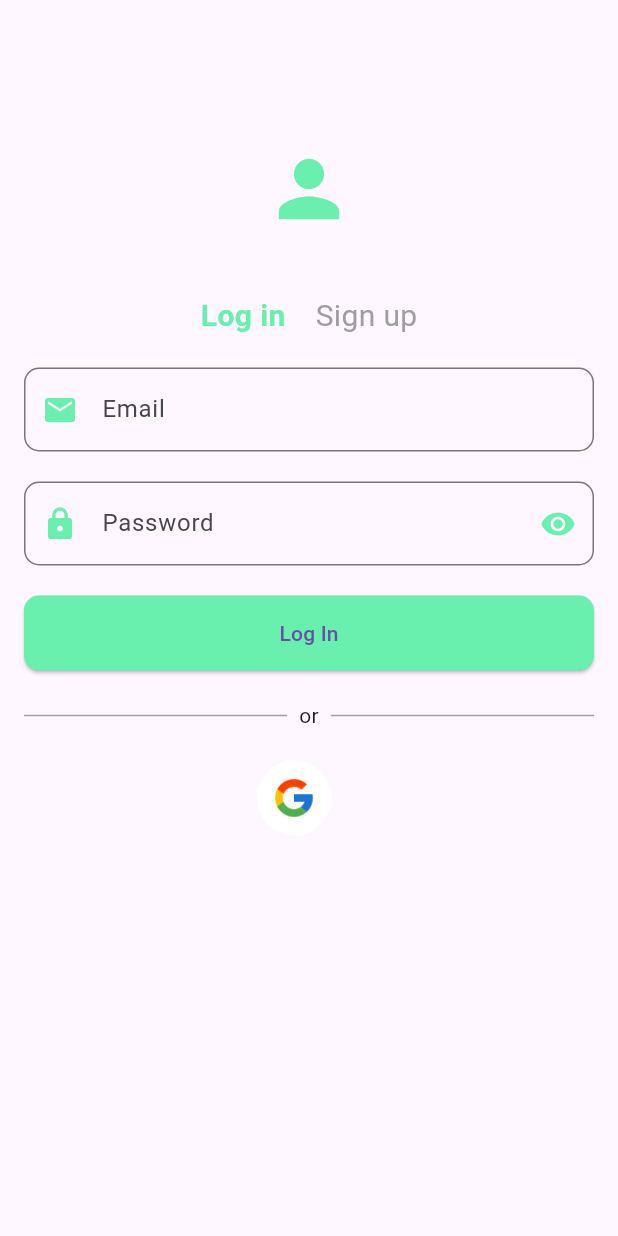
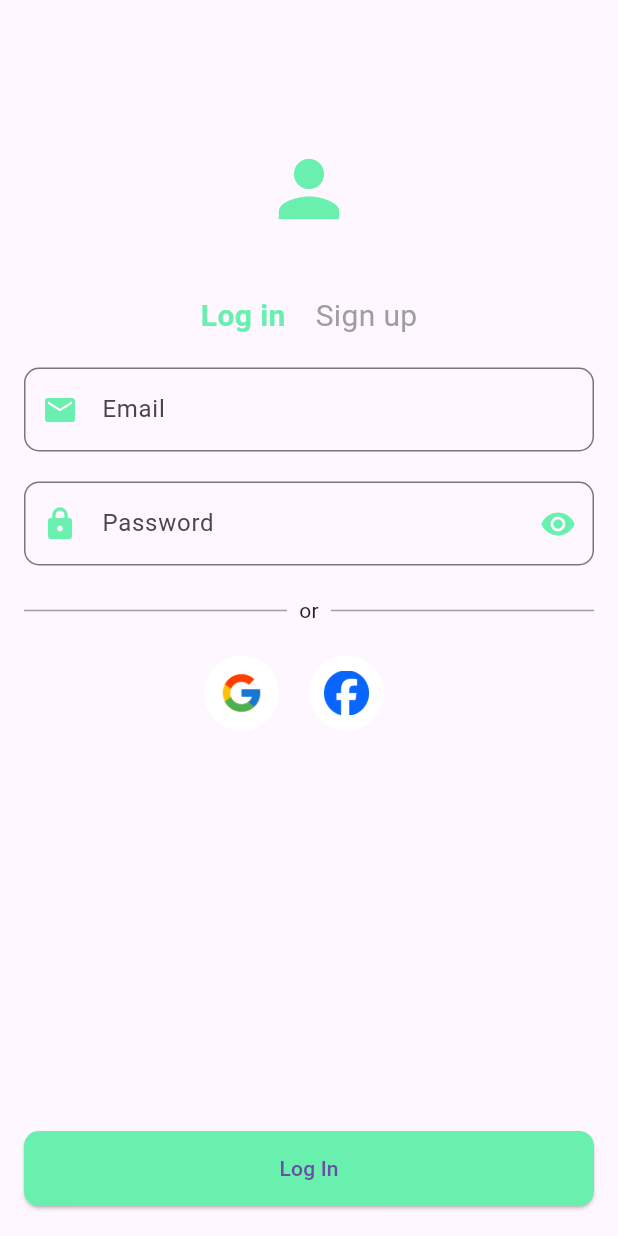
Before and after one commit to vchirinosb/photofindapp, a Flutter app: the AuthScreen screen opened directly, on a phone screen of 412 x 824 dp. Run offline on Flutter 3.47's test engine with Material 3 defaults, Android fonts, the phone set to English and light mode, and no system bars; our stand-ins replace carousel_slider, cloud_firestore, firebase_auth, firebase_core, flutter_dotenv, google_fonts and 3 more; accounts and stored records are empty; generated files the repository leaves out were written again.

Commit message:
AuthScreen

```diff
--- a/lib/screens/auth_screen.dart
+++ b/lib/screens/auth_screen.dart
@@ -161,10 +161,9 @@ class AuthScreenState extends State<AuthScreen> {
             child: _isLoading
                 ? const Center(child: CircularProgressIndicator())
                 : SingleChildScrollView(
-                    child: Form(
-                      key: _formKey,
                     child: Column(
                       crossAxisAlignment: CrossAxisAlignment.stretch,
+                      mainAxisAlignment: MainAxisAlignment.spaceBetween,
                       children: [
                         const SizedBox(height: 80),
                         _buildLogo(),
@@ -175,8 +174,6 @@ class AuthScreenState extends State<AuthScreen> {
                         const SizedBox(height: 20),
                         _buildPasswordField(),
                         const SizedBox(height: 20),
-                          _buildAuthButton(),
-                          const SizedBox(height: 20),
                         _buildSocialLoginSeparator(),
                         const SizedBox(height: 20),
                         _buildSocialLoginButtons(),
@@ -184,6 +181,13 @@ class AuthScreenState extends State<AuthScreen> {
                       ],
                     ),
                   ),
+          ),
+          Align(
+            alignment: Alignment.bottomCenter,
+            child: Padding(
+              padding:
+                  const EdgeInsets.symmetric(horizontal: 16.0, vertical: 20.0),
+              child: _buildAuthButton(),
             ),
           ),
         ],
@@ -294,14 +298,18 @@ class AuthScreenState extends State<AuthScreen> {
   }
 
   Widget _buildAuthButton() {
-    return ElevatedButton(
+    return SizedBox(
+      width: double.infinity,
+      child: ElevatedButton(
         onPressed: _isLogin ? _signInWithEmail : _signUpWithEmail,
         style: ElevatedButton.styleFrom(
           padding: const EdgeInsets.symmetric(vertical: 15),
-        shape: RoundedRectangleBorder(borderRadius: BorderRadius.circular(10)),
+          shape:
+              RoundedRectangleBorder(borderRadius: BorderRadius.circular(10)),
           backgroundColor: Colors.greenAccent,
         ),
         child: Text(_isLogin ? 'Log In' : 'Sign Up'),
+      ),
     );
   }
 
@@ -332,13 +340,11 @@ class AuthScreenState extends State<AuthScreen> {
     return Row(
       mainAxisAlignment: MainAxisAlignment.center,
       children: [
-        // _buildSocialLoginButton('assets/apple_logo.png', () {}),
-        // const SizedBox(width: 20),
-        _buildSocialLoginButton('assets/google_logo.png', _signInWithGoogle),
+        _buildSocialLoginButton(
+            'assets/social/google_logo.png', _signInWithGoogle),
         const SizedBox(width: 20),
-        // _buildSocialLoginButton('assets/facebook_logo.png', () {}),
-        // const SizedBox(width: 20),
-        // _buildSocialLoginButton('assets/phone_icon.png', () {}),
+        _buildSocialLoginButton('assets/social/facebook_logo.png', () {}),
+        const SizedBox(width: 20),
       ],
     );
   }
--- a/pubspec.yaml
+++ b/pubspec.yaml
@@ -81,7 +81,7 @@ flutter:
   assets:
     - assets/background.jpg
     - assets/icon/
-    - assets/google_logo.png
+    - assets/social/
     - assets/logo.png
     - assets/welcome/
     - .env
```
Also changed, not shown: assets/icon/icon.png (deleted), assets/social/facebook_logo.png (added), assets/social/google_logo.png (renamed from assets/google_logo.png). Lines whose indentation alone changed are shown as unchanged.
